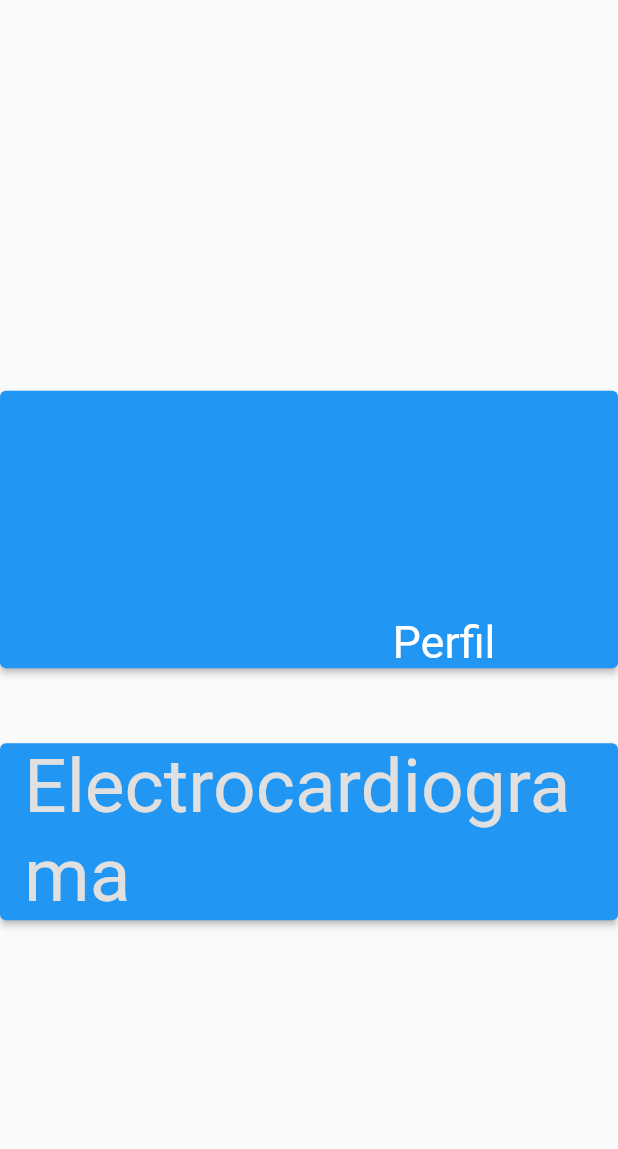
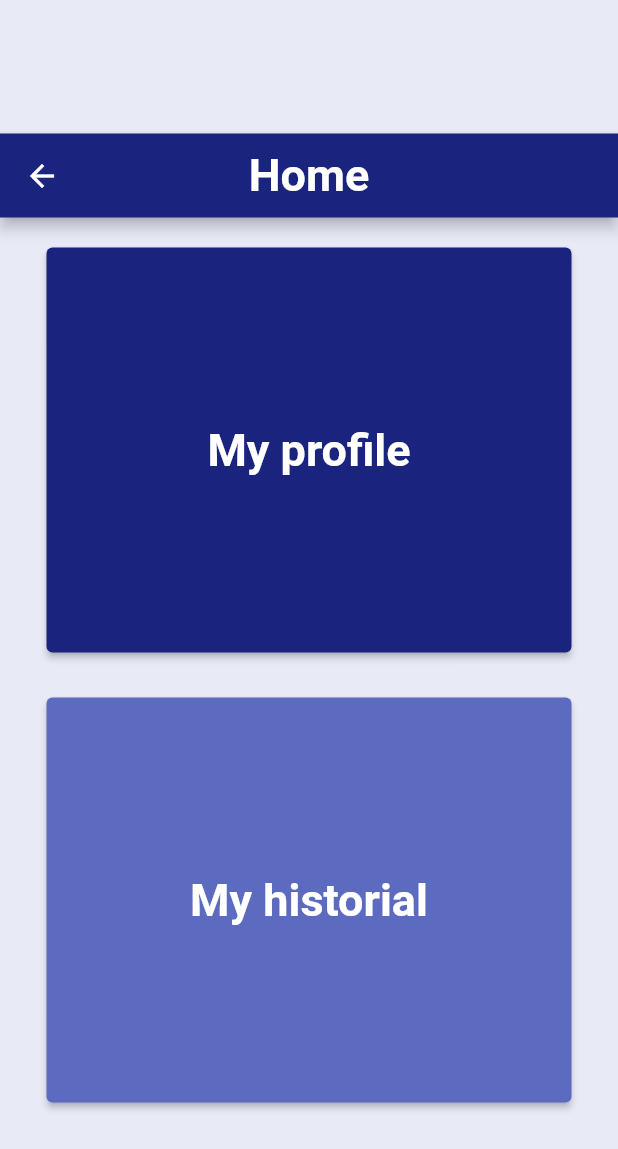
Before and after one commit to bitsxlamarato-2022/frontend-ictus, a Flutter app: the AcceptedWidget screen opened by its route, after a tap on "Ok", on a phone screen of 412 x 824 dp. Shown: the top 1149 px of the screen. Run offline on Flutter 3.47's test engine with Material 2 defaults, Android fonts, the phone set to English and light mode, and no system bars; our stand-ins replace flutter_redux, redux, redux_thunk.

Commit message:
home and alert fixed

```diff
--- a/lib/accepted/accepted.dart
+++ b/lib/accepted/accepted.dart
@@ -16,15 +16,26 @@ class AcceptedWidget extends StatelessWidget {
           () => store.dispatch(NavigateToNextAndReplace(Routes.home)),
       builder: (cto, goBack) => Scaffold(
         body: Container(
-          color: Colors.grey[400],
+          color: Colors.indigo[50],
           child: Center(
             child: Column(
               mainAxisAlignment: MainAxisAlignment.center,
               children: [
-                Text("Data sent correctly!"),
+                const Text(
+                    "Data sent correctly!",
+                    style: TextStyle(fontSize: 30, fontWeight: FontWeight.bold, color: Colors.black),
+                ),
+                const SizedBox(height: 20),
                 ElevatedButton(
+                  style: ElevatedButton.styleFrom(
+                    primary: Colors.indigo[800],
+                    fixedSize: Size(150, 50),
+                  ),
                   onPressed: goBack,
-                  child: Text("Ok"),
+                  child: const Text(
+                      "Ok",
+                      style: TextStyle(fontSize: 20, fontWeight: FontWeight.bold, color: Colors.white),
+                  ),
                 ),
               ],
             ),
--- a/lib/connection/actions.dart
+++ b/lib/connection/actions.dart
@@ -8,7 +8,8 @@ import 'dtos/user.dart';
 
 ThunkAction<AppState> getECGByUserID() {
   return (Store<AppState> store) async {
-    Future<double> userDTO = BackendAPIService().getECGbyUserID(store.state.loginState.name);
+    print(store.state.loginState);
+    Future<UserDTO> userDTO = BackendAPIService().getECGbyUserID(store.state.loginState.id);
     userDTO.then((value) {
       store.dispatch(const NavigateToNextAndReplace(Routes.accepted));
     });
--- a/lib/connection/api.dart
+++ b/lib/connection/api.dart
@@ -6,11 +6,12 @@ import 'dtos/user.dart';
 class BackendAPIService {
   final String host = "http://192.168.43.252:8000";
 
-  Future<double> getECGbyUserID(String id) async {
+  Future<UserDTO> getECGbyUserID(String id) async {
+    print(id);
     Uri uri = Uri.parse(host + "/users/" + id);
     final response = await get(uri);
     if (response.statusCode == 200) {
-      return jsonDecode(response.body)['ecg'];
+      return UserDTO.fromJson(jsonDecode(response.body));
     } else {
       throw Exception('Failed to send id');
     }
--- a/lib/home/home.dart
+++ b/lib/home/home.dart
@@ -11,45 +11,62 @@ class HomeWidget extends StatelessWidget {
   Widget build(BuildContext context) {
     return Scaffold(
       body:StoreConnector<AppState, VoidCallback>(
-        converter: (sto) => () => sto.dispatch(NavigateToNextAndReplace(Routes.profile)),
-        builder:(cto, goProfile) => Column(
+        converter: (sto) =>
+            () => sto.dispatch(NavigateToNextAndReplace(Routes.profile)),
+        builder:(cto, goProfile) => StoreConnector<AppState, VoidCallback>(
+          converter: (sto) => () => sto.dispatch(NavigateToNextAndReplace(Routes.alert)),
+          builder: (cto, goHistory) => Center(
+            child: Container(
+              color: Colors.indigo[50],
+              child: Column(
                 mainAxisAlignment: MainAxisAlignment.center,
                 crossAxisAlignment: CrossAxisAlignment.center,
-
                 children: <Widget>[
+                  AppBar(
+                    centerTitle: true,
+                    title: const Text(
+                        "Home",
+                        style: TextStyle(fontSize: 30, fontWeight: FontWeight.bold, color: Colors.white),
+                    ),
+                    backgroundColor: Colors.indigo[900],
+                  ),
                 const SizedBox(
-            height: 50,
+                  height: 20,
                 ),
                 ElevatedButton(
-            style: TextButton.styleFrom(
-
-              textStyle: const TextStyle(fontSize: 30),
+                  style: ElevatedButton.styleFrom(
+                    primary: Colors.indigo[900],
+                    fixedSize: const Size(350, 270),
                   ),
                   onPressed: goProfile,
-            child: const Padding(
-              padding: EdgeInsets.fromLTRB(180, 150, 0, 0),
-              child: Center(
-                child: Text('Perfil'),
-              ),//aqui se li te que passar el nom del usuari per parametre
+                  child: const Center(
+                    child: Text(
+                      "My profile",
+                      style: TextStyle(fontSize: 30, fontWeight: FontWeight.bold, color: Colors.white),
+                    ),
                   ),
                 ),
                   const SizedBox(
-              height: 50,
+                    height: 30,
                   ),
                 ElevatedButton(
-            style: TextButton.styleFrom(
-              textStyle: const TextStyle(fontSize: 50),
-              primary: Colors.grey[300],
+                  style: ElevatedButton.styleFrom(
+                    primary: Colors.indigo[400],
+                    fixedSize: const Size(350, 270),
                   ),
-            onPressed: goProfile,//TODO
-            child: const Padding(
-              padding: EdgeInsets.fromLTRB(0,0, 0, 0),
-              child: Center(
-                child: Text('Electrocardiograma'),
+                  onPressed: goHistory,
+                  child: const Center(
+                    child: Text(
+                      "My historial",
+                      style: TextStyle(fontSize: 30, fontWeight: FontWeight.bold, color: Colors.white),
+                    ),
+
                   ),
                 ),
-          ),//aqui se li te que passar el nom del usuari per parametre
               ],
+      ),
+            ),
+          ),
         ),
     ));
   }
--- a/lib/login/store.dart
+++ b/lib/login/store.dart
@@ -3,13 +3,13 @@ import 'package:ictus/store/actions.dart';
 import 'package:ictus/store/store.dart';
 
 class LoginState {
-  final String name;
+  final String id;
 
-  LoginState.init() : name = "";
+  LoginState.init() : id = "string";
 
-  LoginState(this.name);
+  LoginState(this.id);
 
-  LoginState copy({String? name}) => LoginState(name ?? this.name);
+  LoginState copy({String? name}) => LoginState(name ?? this.id);
 }
 
 AppState loginReducer(AppState prev, AppAction action) {
--- a/lib/main.dart
+++ b/lib/main.dart
@@ -52,7 +52,7 @@ class MyApp extends StatelessWidget {
               primarySwatch: Colors.blue,
             ),
             home: Container(),
-            initialRoute: Routes.alert,
+            initialRoute: Routes.home,
             routes: {
               Routes.home: (c) => HomeWidget(),
               Routes.alert: (c) => AlertWidget(),
```
Lines whose indentation alone changed are shown as unchanged.
